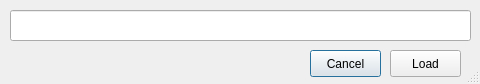
yyquick/host-switcher, file load_config_dialog.ui: the form before one commit.
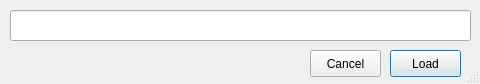
The form after the commit.

```diff
--- a/load_config_dialog.ui
+++ b/load_config_dialog.ui
@@ -88,6 +88,12 @@
    <property name="text">
     <string>Load</string>
    </property>
+   <property name="default">
+    <bool>true</bool>
+   </property>
+   <property name="flat">
+    <bool>false</bool>
+   </property>
   </widget>
  </widget>
  <resources/>
```
